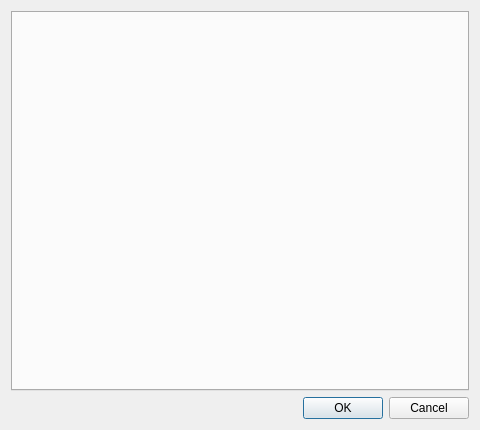
Before: the Qt Designer form src/librssguard/services/abstract/gui/formaccountdetails.ui in norbusan/rssguard-debian, drawn with Qt 5.
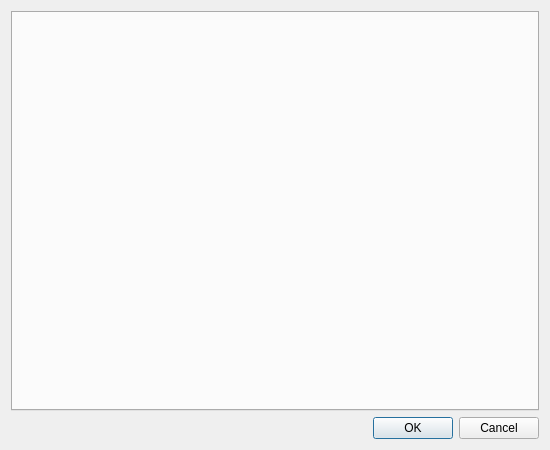
After: the same form once the commit is applied.

```diff
--- a/src/librssguard/services/abstract/gui/formaccountdetails.ui
+++ b/src/librssguard/services/abstract/gui/formaccountdetails.ui
@@ -6,8 +6,8 @@
    <rect>
     <x>0</x>
     <y>0</y>
-    <width>480</width>
-    <height>430</height>
+    <width>550</width>
+    <height>450</height>
    </rect>
   </property>
   <layout class="QFormLayout" name="formLayout_2">
@@ -24,8 +24,8 @@
        <rect>
         <x>0</x>
         <y>0</y>
-        <width>462</width>
-        <height>383</height>
+        <width>532</width>
+        <height>403</height>
        </rect>
       </property>
       <layout class="QHBoxLayout" name="horizontalLayout">
```
